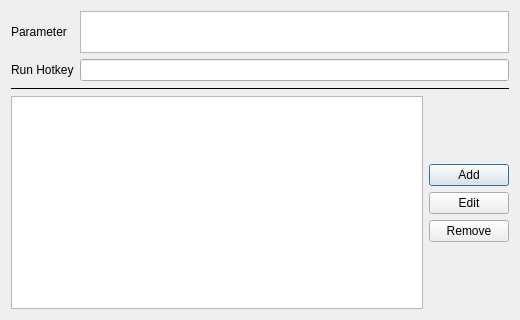
JaderoChan/OpenCmdAnywhere, file src/app/settings_dialog.ui: the form before one commit.
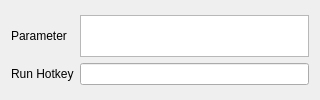
The form after the commit. Custom widgets are drawn as their Qt base class.

Diff of the .ui file:
```diff
--- a/src/app/settings_dialog.ui
+++ b/src/app/settings_dialog.ui
@@ -6,8 +6,8 @@
    <rect>
     <x>0</x>
     <y>0</y>
-    <width>520</width>
-    <height>320</height>
+    <width>320</width>
+    <height>100</height>
    </rect>
   </property>
   <property name="font">
@@ -21,7 +21,7 @@
   <property name="windowTitle">
    <string>SettingsDialog</string>
   </property>
-  <layout class="QVBoxLayout" name="verticalLayout" stretch="1,0,2">
+  <layout class="QVBoxLayout" name="verticalLayout" stretch="1">
    <item>
     <widget class="QWidget" name="widget" native="true">
      <property name="sizePolicy">
@@ -86,130 +86,6 @@
      </layout>
     </widget>
    </item>
-   <item>
-    <widget class="Line" name="line">
-     <property name="focusPolicy">
-      <enum>Qt::ClickFocus</enum>
-     </property>
-     <property name="frameShadow">
-      <enum>QFrame::Plain</enum>
-     </property>
-     <property name="orientation">
-      <enum>Qt::Horizontal</enum>
-     </property>
-    </widget>
-   </item>
-   <item>
-    <widget class="QWidget" name="widget_2" native="true">
-     <property name="focusPolicy">
-      <enum>Qt::ClickFocus</enum>
-     </property>
-     <layout class="QHBoxLayout" name="horizontalLayout">
-      <property name="leftMargin">
-       <number>0</number>
-      </property>
-      <property name="topMargin">
-       <number>0</number>
-      </property>
-      <property name="rightMargin">
-       <number>0</number>
-      </property>
-      <property name="bottomMargin">
-       <number>0</number>
-      </property>
-      <item>
-       <widget class="QTableWidget" name="executableTable">
-        <property name="editTriggers">
-         <set>QAbstractItemView::NoEditTriggers</set>
-        </property>
-        <property name="selectionMode">
-         <enum>QAbstractItemView::SingleSelection</enum>
-        </property>
-        <property name="selectionBehavior">
-         <enum>QAbstractItemView::SelectRows</enum>
-        </property>
-        <property name="verticalScrollMode">
-         <enum>QAbstractItemView::ScrollPerPixel</enum>
-        </property>
-        <property name="horizontalScrollMode">
-         <enum>QAbstractItemView::ScrollPerPixel</enum>
-        </property>
-        <property name="wordWrap">
-         <bool>false</bool>
-        </property>
-       </widget>
-      </item>
-      <item>
-       <widget class="QWidget" name="widget_3" native="true">
-        <property name="focusPolicy">
-         <enum>Qt::ClickFocus</enum>
-        </property>
-        <layout class="QVBoxLayout" name="verticalLayout_2">
-         <property name="leftMargin">
-          <number>0</number>
-         </property>
-         <property name="topMargin">
-          <number>0</number>
-         </property>
-         <property name="rightMargin">
-          <number>0</number>
-         </property>
-         <property name="bottomMargin">
-          <number>0</number>
-         </property>
-         <item>
-          <spacer name="verticalSpacer_2">
-           <property name="orientation">
-            <enum>Qt::Vertical</enum>
-           </property>
-           <property name="sizeHint" stdset="0">
-            <size>
-             <width>20</width>
-             <height>2</height>
-            </size>
-           </property>
-          </spacer>
-         </item>
-         <item>
-          <widget class="QPushButton" name="addExeBtn">
-           <property name="text">
-            <string>Add</string>
-           </property>
-          </widget>
-         </item>
-         <item>
-          <widget class="QPushButton" name="editExeBtn">
-           <property name="text">
-            <string>Edit</string>
-           </property>
-          </widget>
-         </item>
-         <item>
-          <widget class="QPushButton" name="removeExeBtn">
-           <property name="text">
-            <string>Remove</string>
-           </property>
-          </widget>
-         </item>
-         <item>
-          <spacer name="verticalSpacer">
-           <property name="orientation">
-            <enum>Qt::Vertical</enum>
-           </property>
-           <property name="sizeHint" stdset="0">
-            <size>
-             <width>20</width>
-             <height>2</height>
-            </size>
-           </property>
-          </spacer>
-         </item>
-        </layout>
-       </widget>
-      </item>
-     </layout>
-    </widget>
-   </item>
   </layout>
  </widget>
  <customwidgets>
```
